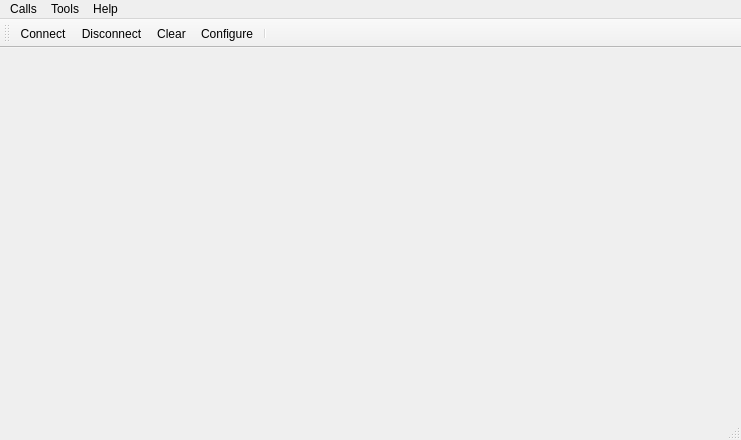
This is lab5qt/lab5/mainwindow.ui in AMahno/KPIcpp as Qt 5 draws it before an edit. The edited form follows.
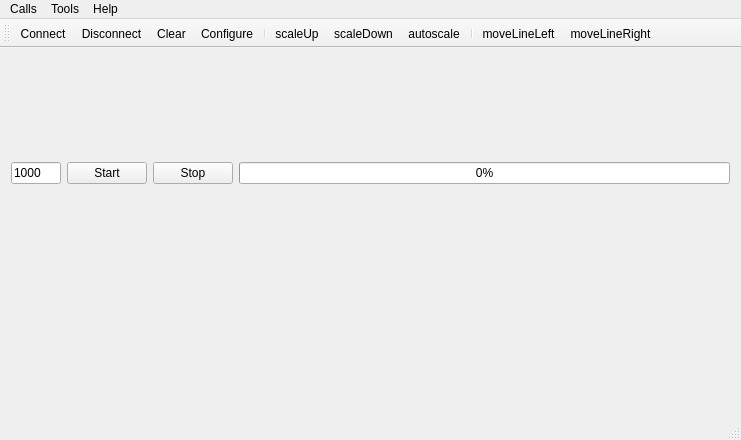
This is the edited form. Icons and pictures are not drawn.

Diff of the .ui file:
```diff
--- a/lab5qt/lab5/mainwindow.ui
+++ b/lab5qt/lab5/mainwindow.ui
@@ -16,7 +16,68 @@
   <widget class="QWidget" name="centralWidget">
    <layout class="QVBoxLayout" name="verticalLayout">
     <item>
-     <layout class="QVBoxLayout" name="verticalLayout_2"/>
+     <layout class="QVBoxLayout" name="verticalLayout_2">
+      <item>
+       <layout class="QHBoxLayout" name="horizontalLayout_2">
+        <item>
+         <widget class="QLineEdit" name="lineEdit">
+          <property name="sizePolicy">
+           <sizepolicy hsizetype="Maximum" vsizetype="Fixed">
+            <horstretch>0</horstretch>
+            <verstretch>0</verstretch>
+           </sizepolicy>
+          </property>
+          <property name="maximumSize">
+           <size>
+            <width>50</width>
+            <height>16777215</height>
+           </size>
+          </property>
+          <property name="focusPolicy">
+           <enum>Qt::ClickFocus</enum>
+          </property>
+          <property name="text">
+           <string>1000</string>
+          </property>
+         </widget>
+        </item>
+        <item>
+         <widget class="QPushButton" name="startbutton">
+          <property name="text">
+           <string>Start</string>
+          </property>
+         </widget>
+        </item>
+        <item>
+         <widget class="QPushButton" name="stopbutton">
+          <property name="text">
+           <string>Stop</string>
+          </property>
+         </widget>
+        </item>
+        <item>
+         <widget class="QProgressBar" name="progressBar">
+          <property name="value">
+           <number>0</number>
+          </property>
+         </widget>
+        </item>
+       </layout>
+      </item>
+     </layout>
+    </item>
+    <item>
+     <widget class="QLabel" name="channelData">
+      <property name="maximumSize">
+       <size>
+        <width>16777215</width>
+        <height>10</height>
+       </size>
+      </property>
+      <property name="text">
+       <string/>
+      </property>
+     </widget>
     </item>
    </layout>
   </widget>
@@ -68,6 +129,12 @@
    <addaction name="actionClear"/>
    <addaction name="actionConfigure"/>
    <addaction name="separator"/>
+   <addaction name="actionScaleUp"/>
+   <addaction name="actionScaleDown"/>
+   <addaction name="actionAutoscale"/>
+   <addaction name="separator"/>
+   <addaction name="moveLineLeft"/>
+   <addaction name="moveLineRight"/>
   </widget>
   <widget class="QStatusBar" name="statusBar"/>
   <action name="actionAbout">
@@ -158,6 +225,75 @@
     <string>Ctrl+Q</string>
    </property>
   </action>
+  <action name="actionScaleUp">
+   <property name="icon">
+    <iconset resource="terminal.qrc">
+     <normaloff>:/images/up.png</normaloff>:/images/up.png</iconset>
+   </property>
+   <property name="text">
+    <string>scaleUp</string>
+   </property>
+   <property name="shortcut">
+    <string>Up</string>
+   </property>
+  </action>
+  <action name="actionScaleDown">
+   <property name="icon">
+    <iconset resource="terminal.qrc">
+     <normaloff>:/images/down.png</normaloff>:/images/down.png</iconset>
+   </property>
+   <property name="text">
+    <string>scaleDown</string>
+   </property>
+   <property name="shortcut">
+    <string>Down</string>
+   </property>
+  </action>
+  <action name="actionAutoscale">
+   <property name="icon">
+    <iconset resource="terminal.qrc">
+     <normaloff>:/images/zoom_auto-512.png</normaloff>:/images/zoom_auto-512.png</iconset>
+   </property>
+   <property name="text">
+    <string>autoscale</string>
+   </property>
+  </action>
+  <action name="moveLineLeft">
+   <property name="checkable">
+    <bool>false</bool>
+   </property>
+   <property name="checked">
+    <bool>false</bool>
+   </property>
+   <property name="enabled">
+    <bool>true</bool>
+   </property>
+   <property name="icon">
+    <iconset resource="terminal.qrc">
+     <normaloff>:/images/left.png</normaloff>:/images/left.png</iconset>
+   </property>
+   <property name="text">
+    <string>moveLineLeft</string>
+   </property>
+   <property name="shortcut">
+    <string>Left</string>
+   </property>
+  </action>
+  <action name="moveLineRight">
+   <property name="icon">
+    <iconset resource="terminal.qrc">
+     <normaloff>:/images/right.png</normaloff>:/images/right.png</iconset>
+   </property>
+   <property name="text">
+    <string>moveLineRight</string>
+   </property>
+   <property name="toolTip">
+    <string>moveLineRight</string>
+   </property>
+   <property name="shortcut">
+    <string>Right</string>
+   </property>
+  </action>
  </widget>
  <layoutdefault spacing="6" margin="11"/>
  <resources>
```
